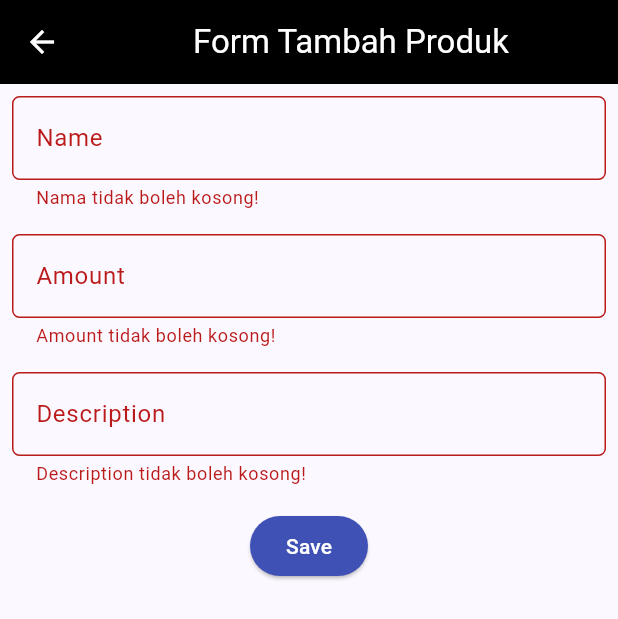
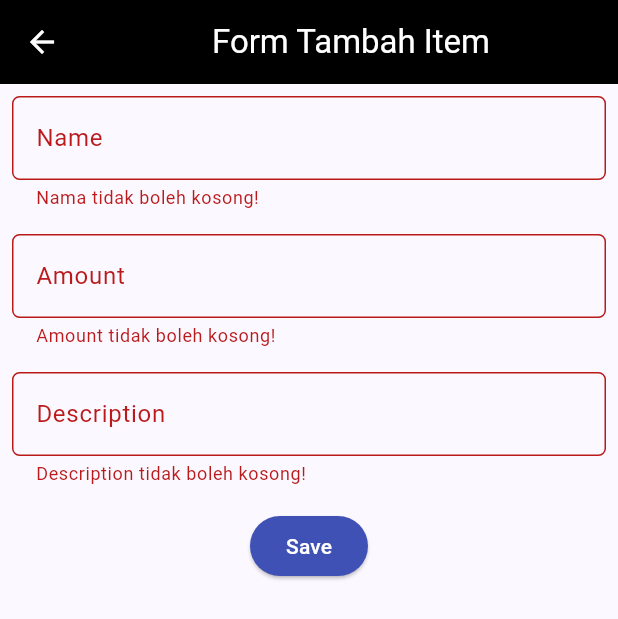
Before and after one commit to gilbertsng/stockmaster-mobile, a Flutter app: the ShopFormPage screen opened directly, after a tap on "Save", on a phone screen of 412 x 824 dp. Shown: the top 619 px of the screen. Run offline on Flutter 3.47's test engine with Material 2 defaults, Android fonts, the phone set to English and light mode, and no system bars; missing offline and left inert: pbp_django_auth; network calls fail.

Commit message:
menyelesaikan tugas 9

```diff
--- a/lib/models/item.dart
+++ b/lib/models/item.dart
@@ -1,7 +1,65 @@
+// To parse this JSON data, do
+//
+//     final product = productFromJson(jsonString);
+
+import 'dart:convert';
+
+List<Item> itemFromJson(String str) => List<Item>.from(json.decode(str).map((x) => Item.fromJson(x)));
+
+String itemToJson(List<Item> data) => json.encode(List<dynamic>.from(data.map((x) => x.toJson())));
+
 class Item {
-  final String name;
-  final int amount;
-  final String description;
+    String model;
+    int pk;
+    Fields fields;
 
-  Item({required this.name, required this.amount, required this.description});
+    Item({
+        required this.model,
+        required this.pk,
+        required this.fields,
+    });
+
+    factory Item.fromJson(Map<String, dynamic> json) => Item(
+        model: json["model"],
+        pk: json["pk"],
+        fields: Fields.fromJson(json["fields"]),
+    );
+
+    Map<String, dynamic> toJson() => {
+        "model": model,
+        "pk": pk,
+        "fields": fields.toJson(),
+    };
 }
+
+class Fields {
+    int user;
+    String name;
+    int amount;
+    String description;
+    DateTime dateAdded;
+
+    Fields({
+        required this.user,
+        required this.name,
+        required this.amount,
+        required this.description,
+        required this.dateAdded,
+    });
+
+    factory Fields.fromJson(Map<String, dynamic> json) => Fields(
+        user: json["user"],
+        name: json["name"],
+        amount: json["amount"],
+        description: json["description"],
+        dateAdded: DateTime.parse(json["date_added"]),
+    );
+
+    Map<String, dynamic> toJson() => {
+        "user": user,
+        "name": name,
+        "amount": amount,
+        "description": description,
+        "date_added": "${dateAdded.year.toString().padLeft(4, '0')}-${dateAdded.month.toString().padLeft(2, '0')}-${dateAdded.day.toString().padLeft(2, '0')}",
+    };
+}
--- a/lib/screens/menu.dart
+++ b/lib/screens/menu.dart
@@ -1,5 +1,5 @@
 import 'package:flutter/material.dart';
-import 'package:stockmaster/screens/shoplist_form.dart';
+// import 'package:stockmaster/screens/shoplist_form.dart';
 import 'package:stockmaster/widgets/left_drawer.dart';
 import 'package:stockmaster/widgets/shop_card.dart';
 
--- a/lib/screens/shoplist_form.dart
+++ b/lib/screens/shoplist_form.dart
@@ -1,6 +1,11 @@
+import 'dart:convert';
+
 import 'package:flutter/material.dart';
-import 'package:stockmaster/widgets/left_drawer.dart';
+import 'package:pbp_django_auth/pbp_django_auth.dart';
+import 'package:provider/provider.dart';
+// import 'package:stockmaster/widgets/left_drawer.dart';
 import 'package:stockmaster/models/item.dart';
+import 'package:stockmaster/screens/menu.dart';
 
 class ShopFormPage extends StatefulWidget {
     const ShopFormPage({super.key});
@@ -19,11 +24,12 @@ class _ShopFormPageState extends State<ShopFormPage> {
 
     @override
     Widget build(BuildContext context) {
+        final request = context.watch<CookieRequest>();
         return Scaffold(
           appBar: AppBar(
             title: const Center(
               child: Text(
-                'Form Tambah Produk',
+                'Form Tambah Item',
               ),
             ),
             backgroundColor: Colors.black,
@@ -116,38 +122,36 @@ class _ShopFormPageState extends State<ShopFormPage> {
                               backgroundColor:
                                   MaterialStateProperty.all(Colors.indigo),
                             ),
-                            onPressed: () {
+                            onPressed: () async {
                               if (_formKey.currentState!.validate()) {
-                                showDialog(
-                                  context: context,
-                                  builder: (context) {
-                                    return AlertDialog(
-                                      title: const Text('Produk berhasil tersimpan'),
-                                      content: SingleChildScrollView(
-                                        child: Column(
-                                          crossAxisAlignment:
-                                              CrossAxisAlignment.start,
-                                          children: [
-                                            Text('Nama: $_name'),
-                                            Text('Amount: $_amount'),
-                                            Text('Description: $_description'),
-                                          ],
-                                        ),
-                                      ),
-                                      actions: [
-                                        TextButton(
-                                          child: const Text('OK'),
-                                          onPressed: () {
-                                            Navigator.pop(context);
-                                          },
-                                        ),
-                                      ],
-                                    );
-                                  },
-                                );
-                              _formKey.currentState!.reset();
+                                  // Kirim ke Django dan tunggu respons
+                                  // TODO: Ganti URL dan jangan lupa tambahkan trailing slash (/) di akhir URL!
+                                  final response = await request.postJson(
+                                  "http://<URL_APP_KAMU>/create-flutter/",
+                                  jsonEncode(<String, String>{
+                                      'name': _name,
+                                      'amount': _amount.toString(),
+                                      'description': _description,
+                                      // TODO: Sesuaikan field data sesuai dengan aplikasimu
+                                  }));
+                                  if (response['status'] == 'success') {
+                                      ScaffoldMessenger.of(context)
+                                          .showSnackBar(const SnackBar(
+                                      content: Text("Item baru berhasil disimpan!"),
+                                      ));
+                                      Navigator.pushReplacement(
+                                          context,
+                                          MaterialPageRoute(builder: (context) => MyHomePage()),
+                                      );
+                                  } else {
+                                      ScaffoldMessenger.of(context)
+                                          .showSnackBar(const SnackBar(
+                                          content:
+                                              Text("Terdapat kesalahan, silakan coba lagi."),
+                                      ));
+                                  }
                               }
-                            },
+                          },
                             child: const Text(
                               "Save",
                               style: TextStyle(color: Colors.white),
--- a/pubspec.yaml
+++ b/pubspec.yaml
@@ -35,6 +35,9 @@ dependencies:
   # The following adds the Cupertino Icons font to your application.
   # Use with the CupertinoIcons class for iOS style icons.
   cupertino_icons: ^1.0.2
+  provider: ^6.1.1
+  pbp_django_auth: ^0.4.0
+  http: ^1.1.0
 
 dev_dependencies:
   flutter_test:
```
Also changed, not shown: lib/main.dart (+13 -5 lines), lib/screens/list_product.dart (added, +90 -0 lines), lib/screens/login.dart (added, +114 -0 lines), lib/screens/see_items.dart (deleted, +0 -34 lines), lib/widgets/left_drawer.dart (+13 -1 lines), lib/widgets/shop_card.dart (+30 -8 lines), pubspec.lock, 12 other files.
